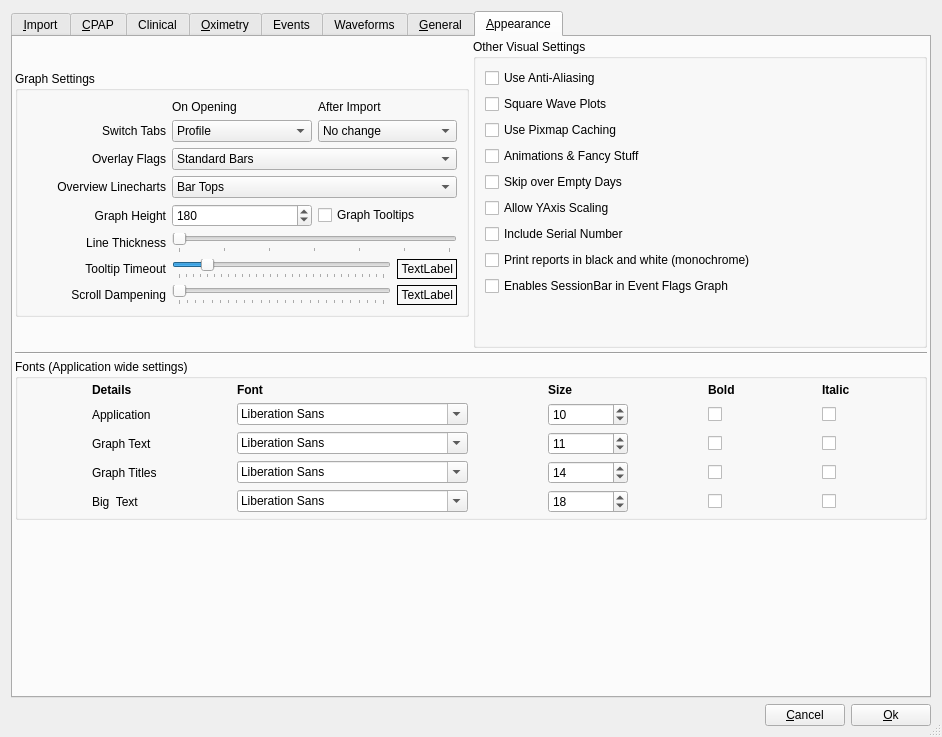
This is oscar/preferencesdialog.ui in littleyoda/oscar as Qt 5 draws it before an edit. The edited form follows.
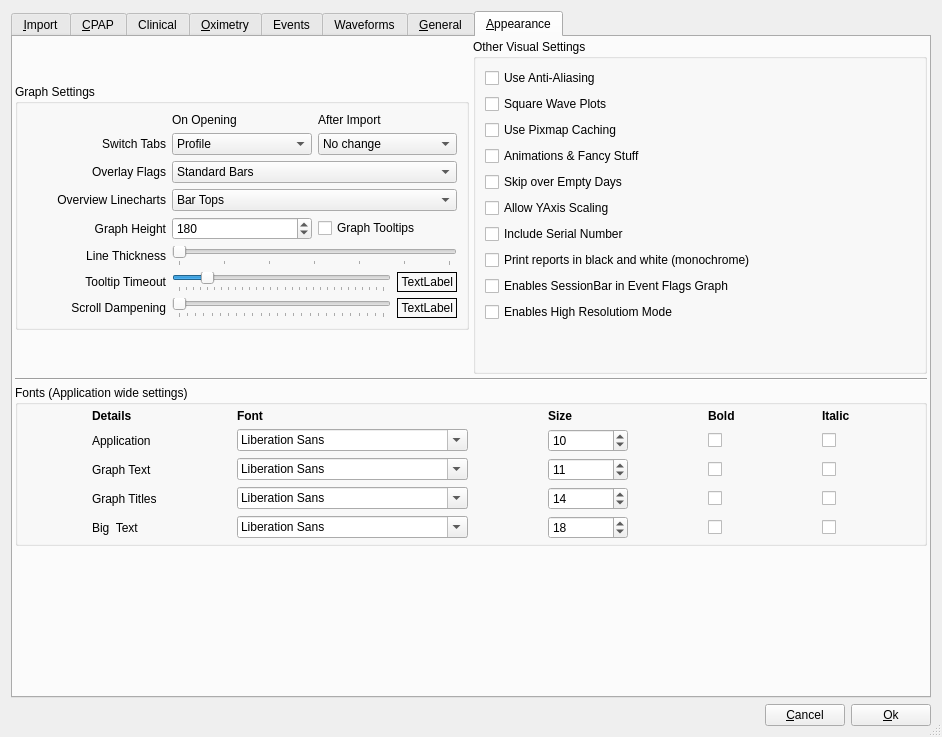
This is the edited form. The open tabs and pages were chosen to show the change. Icons and pictures are not drawn.

Commit message: Add ability to enable/disable QT's high resolution mode. Default is disabled

Diff of the .ui file:
```diff
--- a/oscar/preferencesdialog.ui
+++ b/oscar/preferencesdialog.ui
@@ -2897,6 +2897,16 @@
                  </property>
                 </widget>
                </item>
+               <item>
+                <widget class="QCheckBox" name="highResolution">
+                 <property name="toolTip">
+                  <string> Enables High Resoluton Mode. Changes take effect when Oscar is restarted.</string>
+                 </property>
+                 <property name="text">
+                  <string>Enables High Resolutiom Mode</string>
+                 </property>
+                </widget>
+               </item>
                <item>
                 <spacer name="verticalSpacer">
                  <property name="orientation">
```
The commit also changes 5 other files.
